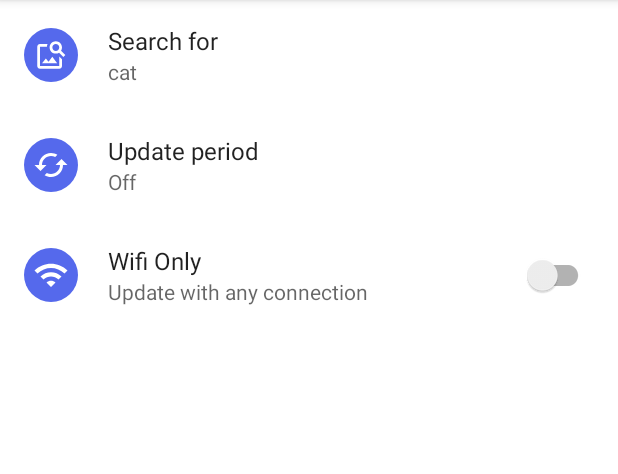
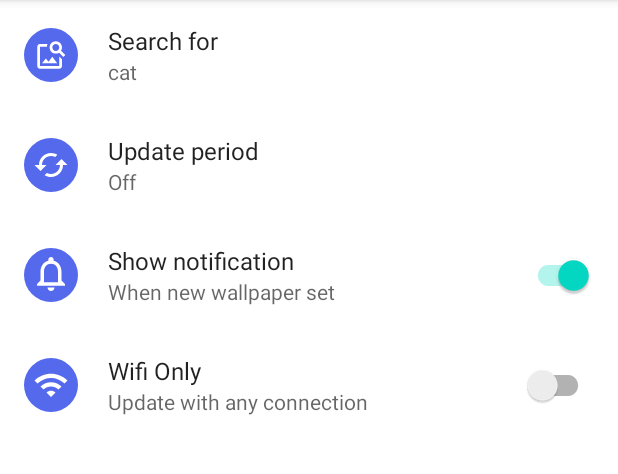
Before and after one commit to bossly/gallerywall, an Android app: the screen it shows after launch (MainActivity), on a phone screen of 412 x 824 dp, the part 84-558 px from its top. Run offline under Robolectric (Android 15) with nearby library versions, the phone set to English and light mode, and no system bars; our stand-ins replace androidx.preference; pictures from the network do not load.

Commit message:
+ updated icon + added new settings to silent notification

```diff
--- a/app/src/main/java/com/baysoft/gallerywall/GalleryWallService.kt
+++ b/app/src/main/java/com/baysoft/gallerywall/GalleryWallService.kt
@@ -66,6 +66,7 @@ class GalleryWallService : JobService() {
         val context: Context = this
 
         val manager = getSystemService(NOTIFICATION_SERVICE) as NotificationManager
+        val settings = Settings(PreferenceManager.getDefaultSharedPreferences(context))
 
         // check if wifi
         if (Settings(PreferenceManager.getDefaultSharedPreferences(context)).wifiOnly) {
@@ -94,7 +95,9 @@ class GalleryWallService : JobService() {
                                 resource: Bitmap?, model: Any?, target: Target<Bitmap>?,
                                 dataSource: DataSource?, isFirstResource: Boolean
                         ): Boolean {
-                            manager.notify(NOTIFICATION_ID, buildNotification(photo, resource))
+                            if (settings.notification) { // if I need to show notification
+                                manager.notify(NOTIFICATION_ID, buildNotification(photo, resource))
+                            }
 
                             // change wallpaper
                             val activateIntent = Intent(context, GalleryWallReceiver::class.java)
@@ -129,7 +132,7 @@ class GalleryWallService : JobService() {
         val timestamp = DateFormat.getTimeFormat(this).format(Date())
 
         val builder = NotificationCompat.Builder(this, CHANNEL_ID)
-                .setSmallIcon(R.drawable.ic_notification)
+                .setSmallIcon(R.drawable.icon_notification)
             .setContentTitle(getString(R.string.notification_title_set))
             .setContentText("$datestamp at $timestamp")
             .setContentIntent(activityIntent)
--- a/app/src/main/java/com/baysoft/gallerywall/Settings.kt
+++ b/app/src/main/java/com/baysoft/gallerywall/Settings.kt
@@ -13,9 +13,13 @@ class Settings(private val preferences: SharedPreferences) {
     val wifiOnly: Boolean
         get() = preferences.getBoolean(PREF_WIFI_ONLY, false)
 
+    val notification: Boolean
+        get() = preferences.getBoolean(PREF_NOTIFICATION, true)
+
     companion object {
         const val PREF_PERIOD = "pref_period"
         const val PREF_WIFI_ONLY = "pref_wifi"
         const val PREF_QUERY = "pref_query"
+        const val PREF_NOTIFICATION = "pref_notification"
     }
 }
--- a/app/src/main/res/drawable/ic_notification.xml
+++ b/app/src/main/res/drawable/ic_notification.xml
@@ -1,58 +1,12 @@
 <vector xmlns:android="http://schemas.android.com/apk/res/android"
-    android:width="100dp"
-    android:height="100dp"
-    android:viewportWidth="100"
-    android:viewportHeight="100">
+    android:width="36dp"
+    android:height="36dp"
+    android:viewportWidth="36"
+    android:viewportHeight="36">
   <path
-      android:fillColor="#00000000"
-      android:pathData="M50,50m-48,0a48,48 0,1 1,96 0a48,48 0,1 1,-96 0"
-      android:strokeWidth="4"
-      android:strokeColor="#000000" />
-  <group>
-    <clip-path android:pathData="M50,50m-50,0a50,50 0,1 1,100 0a50,50 0,1 1,-100 0" />
-    <path
-        android:fillColor="#000000"
-        android:pathData="M156,123C156,155.309 129.809,181.5 97.5,181.5C65.191,181.5 39,155.309 39,123C39,90.691 65.191,64.5 97.5,64.5C129.809,64.5 156,90.691 156,123Z" />
-    <path
-        android:fillColor="#000000"
-        android:pathData="M97.5,140C97.5,172.309 71.309,198.5 39,198.5C6.691,198.5 -19.5,172.309 -19.5,140C-19.5,107.691 6.691,81.5 39,81.5C71.309,81.5 97.5,107.691 97.5,140Z" />
-    <path
-        android:fillColor="#000000"
-        android:pathData="M76,-40C76,-27.85 66.15,-18 54,-18C41.85,-18 32,-27.85 32,-40C32,-52.15 41.85,-62 54,-62C66.15,-62 76,-52.15 76,-40Z" />
-    <path
-        android:fillColor="#000000"
-        android:pathData="M46,26C46,39.807 35.031,51 21.5,51C7.969,51 -3,39.807 -3,26C-3,12.193 7.969,1 21.5,1C35.031,1 46,12.193 46,26Z" />
-    <path
-        android:fillColor="#00000000"
-        android:pathData="M52,20L69,20"
-        android:strokeWidth="6"
-        android:strokeColor="#000000" />
-    <path
-        android:fillColor="#00000000"
-        android:pathData="M49.575,39.246L66.955,46.199"
-        android:strokeWidth="6"
-        android:strokeColor="#000000" />
-    <path
-        android:fillColor="#00000000"
-        android:pathData="M38.269,52.047L47.539,67.11"
-        android:strokeWidth="6"
-        android:strokeColor="#000000" />
-    <path
-        android:fillColor="#00000000"
-        android:pathData="M20.151,57.882L22.469,76.422"
-        android:strokeWidth="6"
-        android:strokeColor="#000000" />
-    <path
-        android:fillColor="#000000"
-        android:pathData="M111,26.138C111,34.898 104.043,42 95.462,42C86.881,42 79.924,34.898 79.924,26.138C79.924,17.377 86.881,10.275 95.462,10.275C104.043,10.275 111,17.377 111,26.138Z" />
-    <path
-        android:fillColor="#000000"
-        android:pathData="M81.075,15.563C81.075,24.323 74.119,31.425 65.538,31.425C56.957,31.425 50,24.323 50,15.563C50,6.802 56.957,-0.3 65.538,-0.3C74.119,-0.3 81.075,6.802 81.075,15.563Z" />
-    <path
-        android:fillColor="#000000"
-        android:pathData="M97.189,21.438C97.189,30.198 90.232,37.3 81.651,37.3C73.07,37.3 66.113,30.198 66.113,21.438C66.113,12.677 73.07,5.575 81.651,5.575C90.232,5.575 97.189,12.677 97.189,21.438Z" />
-    <path
-        android:fillColor="#000000"
-        android:pathData="M107.547,14.975C107.547,26.007 98.014,34.95 86.255,34.95C74.495,34.95 64.962,26.007 64.962,14.975C64.962,3.943 74.495,-5 86.255,-5C98.014,-5 107.547,3.943 107.547,14.975Z" />
-  </group>
+      android:pathData="M18,18m-18,0a18,18 0,1 1,36 0a18,18 0,1 1,-36 0"
+      android:fillColor="#5569EC"/>
+  <path
+      android:pathData="M18,28.6667C19.2834,28.6667 20.3334,27.6167 20.3334,26.3333H15.6667C15.6667,27.6167 16.7167,28.6667 18,28.6667ZM25,21.6667V15.8333C25,12.2517 23.0984,9.2533 19.75,8.46V7.6667C19.75,6.6983 18.9684,5.9167 18,5.9167C17.0317,5.9167 16.25,6.6983 16.25,7.6667V8.46C12.9134,9.2533 11,12.24 11,15.8333V21.6667L8.6667,24V25.1667H27.3334V24L25,21.6667ZM22.6667,22.8333H13.3334V15.8333C13.3334,12.94 15.095,10.5833 18,10.5833C20.905,10.5833 22.6667,12.94 22.6667,15.8333V22.8333Z"
+      android:fillColor="#ffffff"/>
 </vector>
--- /dev/null
+++ b/app/src/main/res/drawable/icon_notification.xml
@@ -0,0 +1,14 @@
+<vector xmlns:android="http://schemas.android.com/apk/res/android"
+    android:width="100dp"
+    android:height="100dp"
+    android:viewportWidth="100"
+    android:viewportHeight="100">
+  <group>
+    <clip-path
+        android:pathData="M0,0h100v100h-100z"/>
+    <path
+        android:pathData="M50,100C77.614,100 100,77.614 100,50C100,22.386 77.614,0 50,0C22.386,0 0,22.386 0,50C0,77.614 22.386,100 50,100ZM58.277,51.56C58.027,51.771 57.771,51.975 57.509,52.172C58.678,52.275 59.49,53.45 58.779,54.981C58.779,54.981 60.812,55.492 60.202,57.177C61.341,57.034 62.286,57.739 61.879,59.117L62.239,59.575C67.126,62.864 69.606,68.083 69.606,72.037C69.606,80.104 58.089,87 42.957,87C27.825,87 19.13,83.732 14.708,74.999C10.743,65.756 13.983,51.662 21.316,52.683C23.017,59.104 26.294,61.768 35.977,59.908C35.947,59.883 35.922,59.858 35.904,59.832C34.903,58.373 35.826,52.845 36.389,52.344C31.937,49.096 29.042,43.824 29.042,37.874C29.042,28.002 37.007,20 46.833,20C56.659,20 64.624,28.002 64.624,37.874C64.624,38.821 64.551,39.751 64.41,40.658C71.996,39.521 79.15,38.458 80.535,38.946C81.962,39.449 82.152,41.116 81.594,42.148C84.214,41.841 86.113,41.745 86.838,42C89.367,42.891 86.95,47.171 85,47.5C83.728,47.715 82.416,47.94 81.074,48.17C73.868,49.406 65.781,50.792 58.277,51.56Z"
+        android:fillColor="#000000"
+        android:fillType="evenOdd"/>
+  </group>
+</vector>
--- a/app/src/main/res/xml/root_preferences.xml
+++ b/app/src/main/res/xml/root_preferences.xml
@@ -17,6 +17,14 @@
             app:key="pref_period"
             app:title="Update period"
             app:useSimpleSummaryProvider="true" />
+
+        <SwitchPreferenceCompat
+            app:icon="@drawable/ic_notification"
+            app:key="pref_notification"
+            app:defaultValue="true"
+            app:summaryOff="Deliver new wallpaper silently"
+            app:summaryOn="When new wallpaper set"
+            app:title="Show notification" />
 
         <SwitchPreferenceCompat
             app:icon="@drawable/ic_wifi"
```
